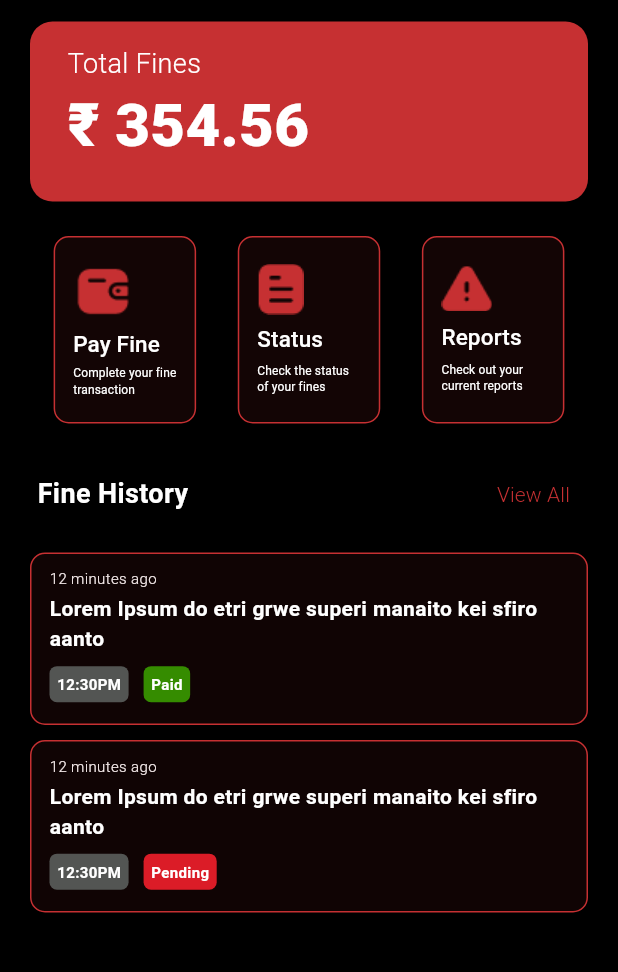
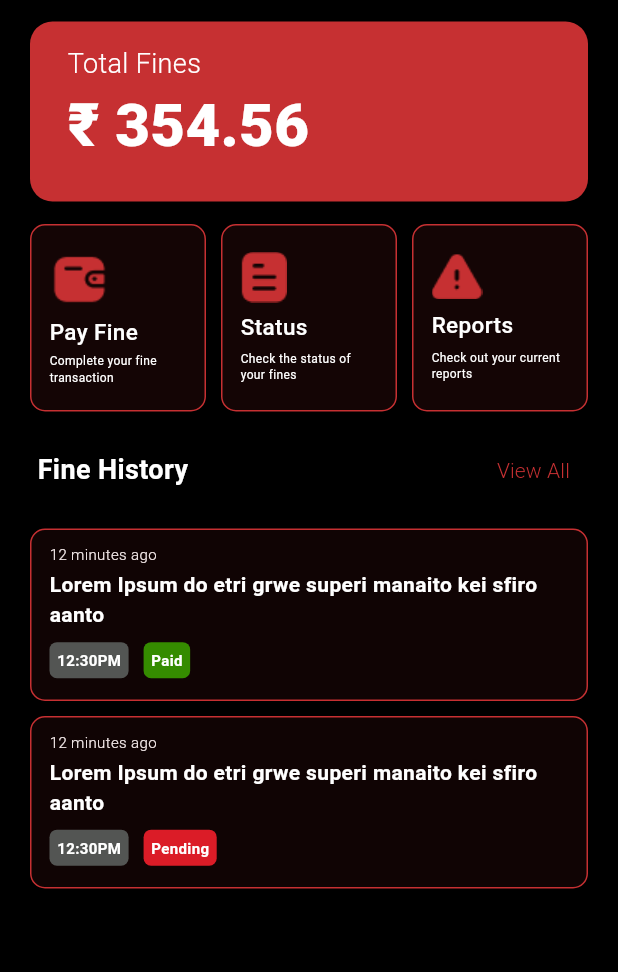
Before and after one commit to Shadowking912/sports_iiitd, a Flutter app: the Fines screen opened directly, on a phone screen of 412 x 824 dp, the part 187-1159 px from its top. Run offline on Flutter 3.47's test engine with Material 3 defaults, Android fonts, the phone set to English and light mode, and no system bars; our stand-ins replace cloud_firestore, firebase_auth, firebase_core, flutter_feather_icons, flutter_form_builder, form_builder_validators and 2 more; accounts and stored records are empty.

Commit message:
Add fines screen and related components

```diff
--- a/lib/main.dart
+++ b/lib/main.dart
@@ -1,10 +1,12 @@
 import 'package:flutter/material.dart';
 import 'package:firebase_core/firebase_core.dart';
 import 'package:sports_iiitd/screens/Home.dart';
+import 'package:sports_iiitd/screens/fines/fines.dart';
 import 'package:sports_iiitd/screens/view_events.dart';
 import 'firebase_options.dart';
 import 'screens/create_event.dart';
 import 'screens/create_profile.dart';
+import 'screens/history.dart';
 import 'screens/sign_in.dart';
 import 'screens/wrong_email.dart';
 
@@ -28,7 +30,7 @@ class MyApp extends StatelessWidget {
         colorScheme: ColorScheme.fromSeed(seedColor: Colors.deepPurple),
         useMaterial3: true,
       ),
-      home: WrongEmail(),
+      home: SignInScreen(),
       // add named routes
       routes: {
         '/home': (context) => HomeScreen(),
@@ -37,6 +39,8 @@ class MyApp extends StatelessWidget {
         '/create_profile': (context) => CreateProfile(),
         '/wrong_email': (context) => const WrongEmail(),
         '/create_event': (context) => CreateEvent(),
+        '/history': (context) => History(),
+        '/fines': (context) => Fines(),
       },
     );
   }
--- a/lib/screens/Home.dart
+++ b/lib/screens/Home.dart
@@ -4,6 +4,7 @@ import 'package:iconly/iconly.dart';
 import 'package:sports_iiitd/screens/equipments.dart';
 import 'package:sports_iiitd/screens/history.dart';
 import 'package:sports_iiitd/screens/profile.dart';
+import 'package:sports_iiitd/screens/view_events.dart';
 
 import '../common/colors.dart';
 
@@ -20,7 +21,7 @@ class _HomeScreenState extends State<HomeScreen> {
   // List of pages to be rendered
   final List<Widget> _children = [
     HomePage(),
-    History(),
+    ViewEvents(),
     EquipmentScreen(),
     MyProfile(),
   ];
--- /dev/null
+++ b/lib/screens/fines/fine_actions.dart
@@ -0,0 +1,67 @@
+import 'package:flutter/material.dart';
+import 'package:sports_iiitd/common/colors.dart';
+
+class FineActions extends StatelessWidget {
+  @override
+  Widget build(BuildContext context) {
+    return Row(mainAxisAlignment: MainAxisAlignment.spaceBetween, children: [
+      FineActionBox(
+          "Pay Fine", "assets/wallet.png", "Complete your fine transaction"),
+      FineActionBox("Status", "assets/document_red.png",
+          "Check the status of your fines"),
+      FineActionBox(
+          "Reports", "assets/danger.png", "Check out your current reports")
+    ]);
+  }
+}
+
+class FineActionBox extends StatelessWidget {
+  final String boxTitle;
+  final String imageSrc;
+  final String description;
+
+  FineActionBox(this.boxTitle, this.imageSrc, this.description);
+
+  @override
+  Widget build(BuildContext context) {
+    return InkWell(
+      onTap: () {
+      },
+      child: Container(
+        height: 125,
+        width: MediaQuery.of(context).size.width / 3 - 20,
+        decoration: BoxDecoration(
+          color: CustomColors.red.withOpacity(0.1),
+          borderRadius: BorderRadius.all(Radius.circular(10)),
+          border: Border.all(
+            color: CustomColors.red,
+          ),
+        ),
+        child: Padding(
+          padding: const EdgeInsets.all(12.0),
+          child: Column(
+              crossAxisAlignment: CrossAxisAlignment.start,
+              mainAxisAlignment: MainAxisAlignment.spaceEvenly,
+              children: [
+                Image.asset(
+                  imageSrc,
+                  scale: 1,
+                ),
+                Text(boxTitle,
+                    style: TextStyle(
+                      color: Colors.white,
+                      fontWeight: FontWeight.w500,
+                      fontSize: 15,
+                    )),
+                Text(description,
+                    style: TextStyle(
+                      color: Colors.white,
+                      fontWeight: FontWeight.w400,
+                      fontSize: 8,
+                    ))
+              ]),
+        ),
+      ),
+    );
+  }
+}
--- a/lib/screens/fines.dart
+++ b/lib/screens/fines/fine_history.dart
@@ -1,129 +1,4 @@
 import 'package:flutter/material.dart';
-import 'package:sports_iiitd/common/CustomAppbar.dart';
-
-class Fines extends StatelessWidget {
-  @override
-  Widget build(BuildContext context) {
-    return Scaffold(
-      body: Container(
-        width: double.infinity,
-        height: MediaQuery.of(context).size.height,
-        padding: EdgeInsets.fromLTRB(20, 60, 20, 0),
-        color: Colors.black,
-        child: Column(
-          children: [
-            customAppBar("FINES", context, logo: true, goBack: true),
-            FineSummary(),
-            FineActions(),
-            FineHistory(),
-          ],
-        ),
-      ),
-    );
-  }
-}
-
-class FineSummary extends StatefulWidget {
-  @override
-  State<FineSummary> createState() => _FineSummaryState();
-}
-
-class _FineSummaryState extends State<FineSummary> {
-  double fineAmount = 354.56;
-  @override
-  Widget build(BuildContext context) {
-    return Container(
-        margin: EdgeInsets.fromLTRB(0, 10, 0, 15),
-        width: double.infinity,
-        height: 120,
-        decoration: BoxDecoration(
-            color: Color.fromARGB(255, 198, 48, 50),
-            borderRadius: BorderRadius.all(Radius.circular(15.0))),
-        child: Padding(
-            padding: EdgeInsets.fromLTRB(25, 15, 0, 0),
-            child: Column(
-              crossAxisAlignment: CrossAxisAlignment.start,
-              children: [
-                Text(
-                  "Total Fines",
-                  style: TextStyle(
-                    color: Colors.white,
-                    fontWeight: FontWeight.w300,
-                    fontSize: 18,
-                  ),
-                ),
-                Text(
-                  "₹ $fineAmount",
-                  style: TextStyle(
-                    color: Colors.white,
-                    fontWeight: FontWeight.w800,
-                    fontSize: 40,
-                  ),
-                )
-              ],
-            )));
-  }
-}
-
-class FineActions extends StatelessWidget {
-  @override
-  Widget build(BuildContext context) {
-    return Row(mainAxisAlignment: MainAxisAlignment.spaceEvenly, children: [
-      FineActionBox(
-          "Pay Fine", "assets/wallet.png", "Complete your fine transaction"),
-      FineActionBox("Status", "assets/document_red.png",
-          "Check the status of your fines"),
-      FineActionBox(
-          "Reports", "assets/danger.png", "Check out your current reports")
-    ]);
-  }
-}
-
-class FineActionBox extends StatelessWidget {
-  final String boxTitle;
-  final String imageSrc;
-  final String description;
-
-  FineActionBox(this.boxTitle, this.imageSrc, this.description);
-
-  @override
-  Widget build(BuildContext context) {
-    return TextButton(
-        onPressed: () {},
-        child: Container(
-          height: 125,
-          width: 95,
-          decoration: BoxDecoration(
-              color: Color.fromARGB(25, 198, 48, 50),
-              borderRadius: BorderRadius.all(Radius.circular(10)),
-              border: Border.all(color: Color.fromARGB(255, 198, 48, 50))),
-          child: Padding(
-            padding: const EdgeInsets.all(12.0),
-            child: Column(
-                crossAxisAlignment: CrossAxisAlignment.start,
-                mainAxisAlignment: MainAxisAlignment.spaceEvenly,
-                children: [
-                  Image.asset(
-                    imageSrc,
-                    scale: 1,
-                  ),
-                  Text(boxTitle,
-                      style: TextStyle(
-                        color: Colors.white,
-                        fontWeight: FontWeight.w500,
-                        fontSize: 15,
-                      )),
-                  Text(description,
-                      style: TextStyle(
-                        color: Colors.white,
-                        fontWeight: FontWeight.w400,
-                        fontSize: 8,
-                      ))
-                ]),
-          ),
-        ));
-  }
-}
 
 class FineHistory extends StatelessWidget {
   @override
--- /dev/null
+++ b/lib/screens/fines/fine_summary.dart
@@ -0,0 +1,45 @@
+import 'package:flutter/material.dart';
+
+class FineSummary extends StatefulWidget {
+  @override
+  State<FineSummary> createState() => _FineSummaryState();
+}
+
+class _FineSummaryState extends State<FineSummary> {
+  double fineAmount = 354.56;
+  @override
+  Widget build(BuildContext context) {
+    return Container(
+      margin: EdgeInsets.fromLTRB(0, 10, 0, 15),
+      width: double.infinity,
+      height: 120,
+      decoration: BoxDecoration(
+          color: Color.fromARGB(255, 198, 48, 50),
+          borderRadius: BorderRadius.all(Radius.circular(15.0))),
+      child: Padding(
+        padding: EdgeInsets.fromLTRB(25, 15, 0, 0),
+        child: Column(
+          crossAxisAlignment: CrossAxisAlignment.start,
+          children: [
+            Text(
+              "Total Fines",
+              style: TextStyle(
+                color: Colors.white,
+                fontWeight: FontWeight.w300,
+                fontSize: 18,
+              ),
+            ),
+            Text(
+              "₹ $fineAmount",
+              style: TextStyle(
+                color: Colors.white,
+                fontWeight: FontWeight.w800,
+                fontSize: 40,
+              ),
+            )
+          ],
+        ),
+      ),
+    );
+  }
+}
--- /dev/null
+++ b/lib/screens/fines/fines.dart
@@ -0,0 +1,28 @@
+import 'package:flutter/material.dart';
+import 'package:sports_iiitd/common/CustomAppbar.dart';
+
+import 'fine_summary.dart';
+import 'fine_actions.dart';
+import 'fine_history.dart';
+
+class Fines extends StatelessWidget {
+  @override
+  Widget build(BuildContext context) {
+    return Scaffold(
+      body: Container(
+        width: double.infinity,
+        height: MediaQuery.of(context).size.height,
+        padding: EdgeInsets.fromLTRB(20, 60, 20, 0),
+        color: Colors.black,
+        child: Column(
+          children: [
+            customAppBar("FINES", context, logo: true, goBack: true),
+            FineSummary(),
+            FineActions(),
+            FineHistory(),
+          ],
+        ),
+      ),
+    );
+  }
+}
```
Also changed, not shown: lib/screens/equipment_history.dart (+47 -75 lines), lib/screens/equipments.dart (+6 -5 lines), lib/screens/profile.dart (+10 -22 lines).
